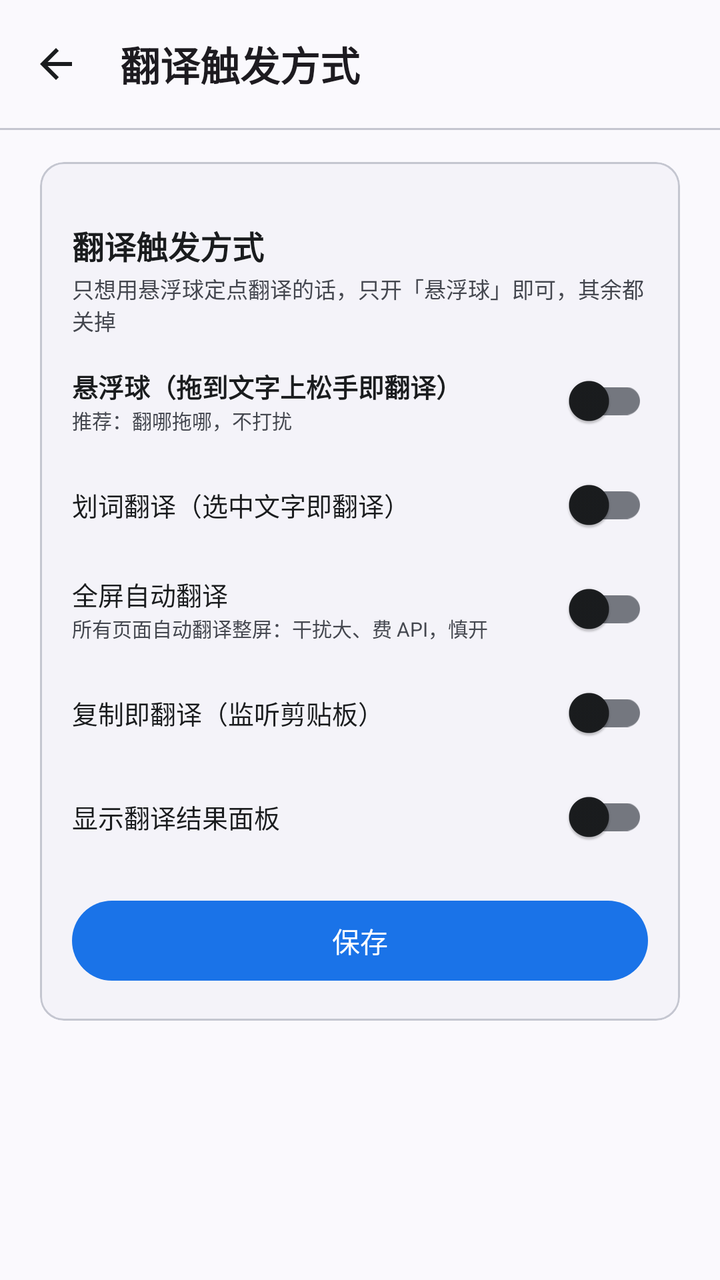
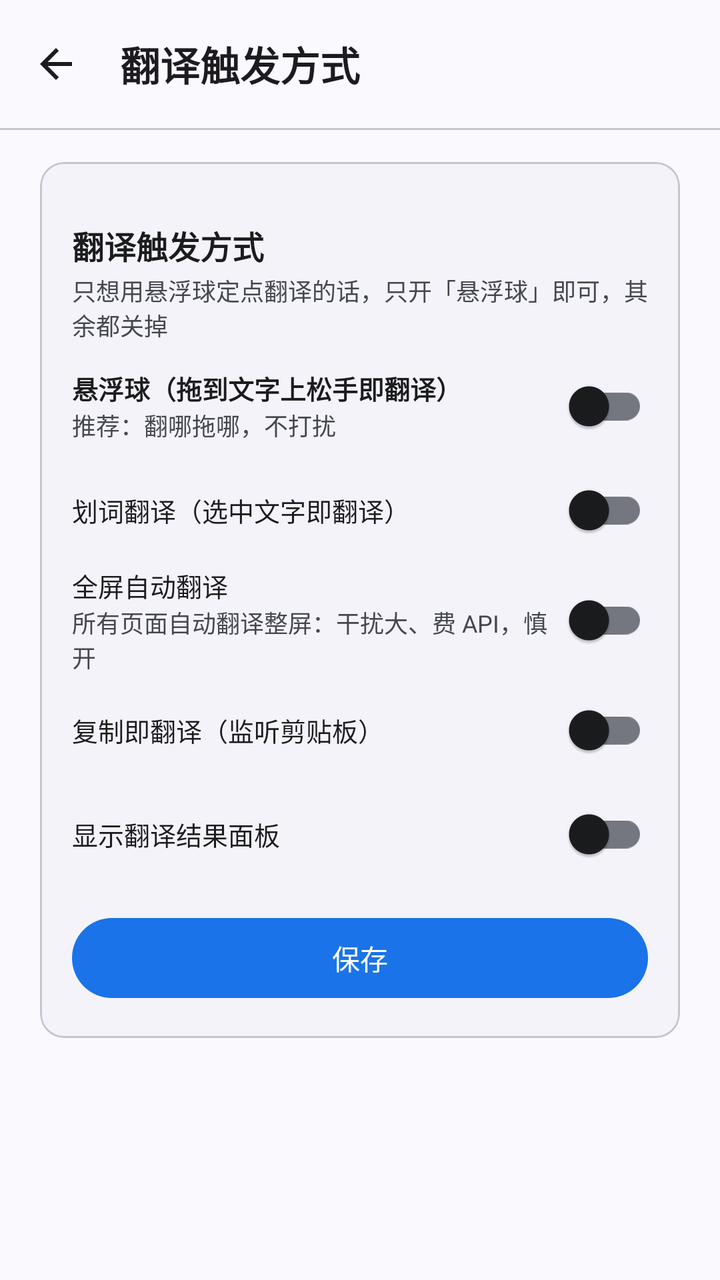

The first picture is an Android layout as it rendered before a commit; the second is the same layout after the commit. The layout source and the unified diff follow.
<!-- AndroidManifest.xml: application theme Theme.ScreenTranslator -->
<!-- res/layout/activity_trigger_settings.xml -->
<?xml version="1.0" encoding="utf-8"?>
<LinearLayout xmlns:android="http://schemas.android.com/apk/res/android"
    xmlns:app="http://schemas.android.com/apk/res-auto"
    android:layout_width="match_parent"
    android:layout_height="match_parent"
    android:background="?attr/colorSurface"
    android:orientation="vertical">

    
    <com.google.android.material.appbar.MaterialToolbar
        android:id="@+id/topAppBar"
        style="@style/Widget.ScreenTranslator.Toolbar"
        android:layout_width="match_parent"
        android:layout_height="?attr/actionBarSize"
        app:navigationIcon="@drawable/ic_arrow_back"
        app:navigationContentDescription="@string/common_btn_back_content_description"
        app:title="@string/common_t06" />

    <com.google.android.material.divider.MaterialDivider
        style="@style/Widget.ScreenTranslator.Divider"
        android:layout_width="match_parent"
        android:layout_height="1dp" />

    <androidx.core.widget.NestedScrollView
        android:layout_width="match_parent"
        android:layout_height="match_parent"
        android:fillViewport="true">

        <LinearLayout
            android:layout_width="match_parent"
            android:layout_height="wrap_content"
            android:orientation="vertical"
            android:paddingHorizontal="20dp"
            android:paddingTop="16dp"
            android:paddingBottom="20dp">

        <com.google.android.material.card.MaterialCardView
            android:layout_width="match_parent"
            android:layout_height="wrap_content"
            app:cardCornerRadius="@dimen/md_card_radius"
            app:cardElevation="0dp"
            app:cardBackgroundColor="?attr/colorSurfaceContainerLow">

            <LinearLayout
                android:layout_width="match_parent"
                android:layout_height="wrap_content"
                android:orientation="vertical"
                android:padding="16dp">
                <TextView
                    android:layout_width="wrap_content"
                    android:layout_height="wrap_content"
                    android:layout_marginTop="14dp"
                    android:text="@string/common_t06"
                    android:textColor="?attr/colorOnSurface"
                    android:textSize="16sp"
                    android:textStyle="bold" />

                <TextView
                    android:layout_width="match_parent"
                    android:layout_height="wrap_content"
                    android:layout_marginTop="2dp"
                    android:text="@string/trigger_settings_t03"
                    android:textColor="?attr/colorOnSurfaceVariant"
                    android:textSize="11sp" />

                <LinearLayout
                    android:layout_width="match_parent"
                    android:layout_height="wrap_content"
                    android:layout_marginTop="8dp"
                    android:orientation="horizontal"
                    android:gravity="center_vertical">

                    <LinearLayout
                        android:layout_width="0dp"
                        android:layout_height="wrap_content"
                        android:layout_weight="1"
                        android:orientation="vertical">

                        <TextView
                            android:layout_width="wrap_content"
                            android:layout_height="wrap_content"
                            android:text="@string/trigger_settings_t05"
                            android:textColor="?attr/colorOnSurface"
                            android:textSize="13sp"
                            android:textStyle="bold" />

                        <TextView
                            android:layout_width="wrap_content"
                            android:layout_height="wrap_content"
                            android:text="@string/trigger_settings_t07"
                            android:textColor="?attr/colorOnSurfaceVariant"
                            android:textSize="10sp" />
                    </LinearLayout>

                    <com.google.android.material.switchmaterial.SwitchMaterial
                        android:id="@+id/swFloatingBall"
                        android:layout_width="wrap_content"
                        android:layout_height="wrap_content" />
                </LinearLayout>

                <LinearLayout
                    android:layout_width="match_parent"
                    android:layout_height="wrap_content"
                    android:layout_marginTop="4dp"
                    android:orientation="horizontal"
                    android:gravity="center_vertical">

                    <LinearLayout
                        android:layout_width="0dp"
                        android:layout_height="wrap_content"
                        android:layout_weight="1"
                        android:orientation="vertical">

                        <TextView
                            android:layout_width="wrap_content"
                            android:layout_height="wrap_content"
                            android:text="@string/trigger_settings_t02"
                            android:textColor="?attr/colorOnSurface"
                            android:textSize="13sp" />
                    </LinearLayout>

                    <com.google.android.material.switchmaterial.SwitchMaterial
                        android:id="@+id/swSelectionTranslate"
                        android:layout_width="wrap_content"
                        android:layout_height="wrap_content" />
                </LinearLayout>

                <LinearLayout
                    android:layout_width="match_parent"
                    android:layout_height="wrap_content"
                    android:layout_marginTop="4dp"
                    android:orientation="horizontal"
                    android:gravity="center_vertical">

                    <LinearLayout
                        android:layout_width="0dp"
                        android:layout_height="wrap_content"
                        android:layout_weight="1"
                        android:orientation="vertical">

                        <TextView
                            android:layout_width="wrap_content"
                            android:layout_height="wrap_content"
                            android:text="@string/trigger_settings_t01"
                            android:textColor="?attr/colorOnSurface"
                            android:textSize="13sp" />

                        <TextView
                            android:layout_width="wrap_content"
                            android:layout_height="wrap_content"
                            android:text="@string/trigger_settings_t06"
                            android:textColor="?attr/colorOnSurfaceVariant"
                            android:textSize="10sp" />
                    </LinearLayout>

                    <com.google.android.material.switchmaterial.SwitchMaterial
                        android:id="@+id/swAutoTranslate"
                        android:layout_width="wrap_content"
                        android:layout_height="wrap_content" />
                </LinearLayout>

                <LinearLayout
                    android:layout_width="match_parent"
                    android:layout_height="wrap_content"
                    android:layout_marginTop="4dp"
                    android:orientation="horizontal"
                    android:gravity="center_vertical">

                    <TextView
                        android:layout_width="0dp"
                        android:layout_height="wrap_content"
                        android:layout_weight="1"
                        android:text="@string/trigger_settings_t04"
                        android:textColor="?attr/colorOnSurface"
                        android:textSize="13sp" />

                    <com.google.android.material.switchmaterial.SwitchMaterial
                        android:id="@+id/swClipboardTranslate"
                        android:layout_width="wrap_content"
                        android:layout_height="wrap_content" />
                </LinearLayout>

                <LinearLayout
                    android:layout_width="match_parent"
                    android:layout_height="wrap_content"
                    android:layout_marginTop="4dp"
                    android:orientation="horizontal"
                    android:gravity="center_vertical">

                    <TextView
                        android:layout_width="0dp"
                        android:layout_height="wrap_content"
                        android:layout_weight="1"
                        android:text="@string/trigger_settings_t08"
                        android:textColor="?attr/colorOnSurface"
                        android:textSize="13sp" />

                    <com.google.android.material.switchmaterial.SwitchMaterial
                        android:id="@+id/swOverlay"
                        android:layout_width="wrap_content"
                        android:layout_height="wrap_content" />
                </LinearLayout>
        <com.google.android.material.button.MaterialButton
            android:id="@+id/btnSave"
            android:layout_width="match_parent"
            android:layout_height="wrap_content"
            android:layout_marginTop="14dp"
            android:text="@string/common_btn_save"
            android:textSize="14sp" />

            </LinearLayout>
        </com.google.android.material.card.MaterialCardView>

    </LinearLayout>
    </androidx.core.widget.NestedScrollView>
</LinearLayout>
<!-- resources referenced by this layout -->
<resources>
  <dimen name="md_card_radius">@dimen/md_corner_md</dimen>
  <!-- drawable ic_arrow_back (drawable) -->
  <?xml version="1.0" encoding="utf-8"?>
  <vector xmlns:android="http://schemas.android.com/apk/res/android"
      android:width="24dp"
      android:height="24dp"
      android:viewportWidth="24"
      android:viewportHeight="24">
      <path
          android:fillColor="@color/md_on_surface"
          android:pathData="M20,11H7.83l5.59,-5.59L12,4l-8,8 8,8 1.41,-1.41L7.83,13H20v-2z" />
  </vector>
  <string name="common_btn_back_content_description">返回</string>
  <string name="common_btn_save">保存</string>
  <string name="common_t06">翻译触发方式</string>
  <string name="trigger_settings_t01">全屏自动翻译</string>
  <string name="trigger_settings_t02">划词翻译（选中文字即翻译）</string>
  <string name="trigger_settings_t03">只想用悬浮球定点翻译的话，只开「悬浮球」即可，其余都关掉</string>
  <string name="trigger_settings_t04">复制即翻译（监听剪贴板）</string>
  <string name="trigger_settings_t05">悬浮球（拖到文字上松手即翻译）</string>
  <string name="trigger_settings_t06">所有页面自动翻译整屏：干扰大、费 API，慎开</string>
  <string name="trigger_settings_t07">推荐：翻哪拖哪，不打扰</string>
  <string name="trigger_settings_t08">显示翻译结果面板</string>
  <style name="Widget.ScreenTranslator.Divider" parent="Widget.Material3.MaterialDivider">
          
          <item name="dividerColor">?attr/colorOutlineVariant</item>
      </style>
  <style name="Widget.ScreenTranslator.Toolbar" parent="Widget.Material3.Toolbar">
          <item name="android:background">?attr/colorSurface</item>
          <item name="titleTextAppearance">@style/TextAppearance.ScreenTranslator.AppBarTitle</item>
          <item name="titleCentered">false</item>
          <item name="navigationIconTint">?attr/colorOnSurface</item>
          <item name="android:elevation">0dp</item>
      </style>
  <dimen name="md_corner_md">12dp</dimen>
  <color name="md_on_surface">#1A1C1E</color>
  <style name="TextAppearance.ScreenTranslator.AppBarTitle" parent="TextAppearance.Material3.TitleLarge">
          <item name="android:textSize">20sp</item>
          <item name="android:textStyle">bold</item>
      </style>
  <color name="md_primary">#1A73E8</color>
  <color name="md_on_primary">#FFFFFF</color>
  <color name="md_primary_container">#D3E3FD</color>
  <color name="md_on_primary_container">#041E49</color>
  <color name="md_inverse_primary">#A8C7FA</color>
  <color name="md_secondary">#545F71</color>
  <color name="md_on_secondary">#FFFFFF</color>
  <color name="md_secondary_container">#D8E2F6</color>
  <color name="md_on_secondary_container">#111C2B</color>
  <color name="md_tertiary">#6E5C8E</color>
  <color name="md_on_tertiary">#FFFFFF</color>
  <color name="md_tertiary_container">#EDDCFC</color>
  <color name="md_on_tertiary_container">#281645</color>
  <color name="md_error">#B3261E</color>
  <color name="md_on_error">#FFFFFF</color>
  <color name="md_error_container">#F9DEDC</color>
  <color name="md_on_error_container">#410E0B</color>
  <color name="md_surface">#FAF9FD</color>
  <color name="md_surface_variant">#E1E2EC</color>
  <color name="md_on_surface_variant">#44474F</color>
  <color name="md_inverse_surface">#2F3033</color>
  <color name="md_inverse_on_surface">#F1F0F4</color>
  <color name="md_surface_container_lowest">#FFFFFF</color>
  <color name="md_surface_container_low">#F4F3F9</color>
  <color name="md_surface_container">#EFEEF4</color>
  <color name="md_surface_container_high">#E9E8EF</color>
  <color name="md_surface_container_highest">#E3E2E9</color>
  <color name="md_outline">#74777F</color>
  <color name="md_outline_variant">#C4C6D0</color>
  <!-- unchanged entries left out for length: 1 -->
</resources>

<!-- the commit's change to res/layout/activity_trigger_settings.xml (unified diff, before → after) -->
@@ -61,7 +61,7 @@
                     android:layout_marginTop="2dp"
                     android:text="@string/trigger_settings_t03"
                     android:textColor="?attr/colorOnSurfaceVariant"
-                    android:textSize="11sp" />
+                    android:textSize="12sp" />
 
                 <LinearLayout
                     android:layout_width="match_parent"
@@ -89,7 +89,7 @@
                             android:layout_height="wrap_content"
                             android:text="@string/trigger_settings_t07"
                             android:textColor="?attr/colorOnSurfaceVariant"
-                            android:textSize="10sp" />
+                            android:textSize="12sp" />
                     </LinearLayout>
 
                     <com.google.android.material.switchmaterial.SwitchMaterial
@@ -150,7 +150,7 @@
                             android:layout_height="wrap_content"
                             android:text="@string/trigger_settings_t06"
                             android:textColor="?attr/colorOnSurfaceVariant"
-                            android:textSize="10sp" />
+                            android:textSize="12sp" />
                     </LinearLayout>
 
                     <com.google.android.material.switchmaterial.SwitchMaterial
